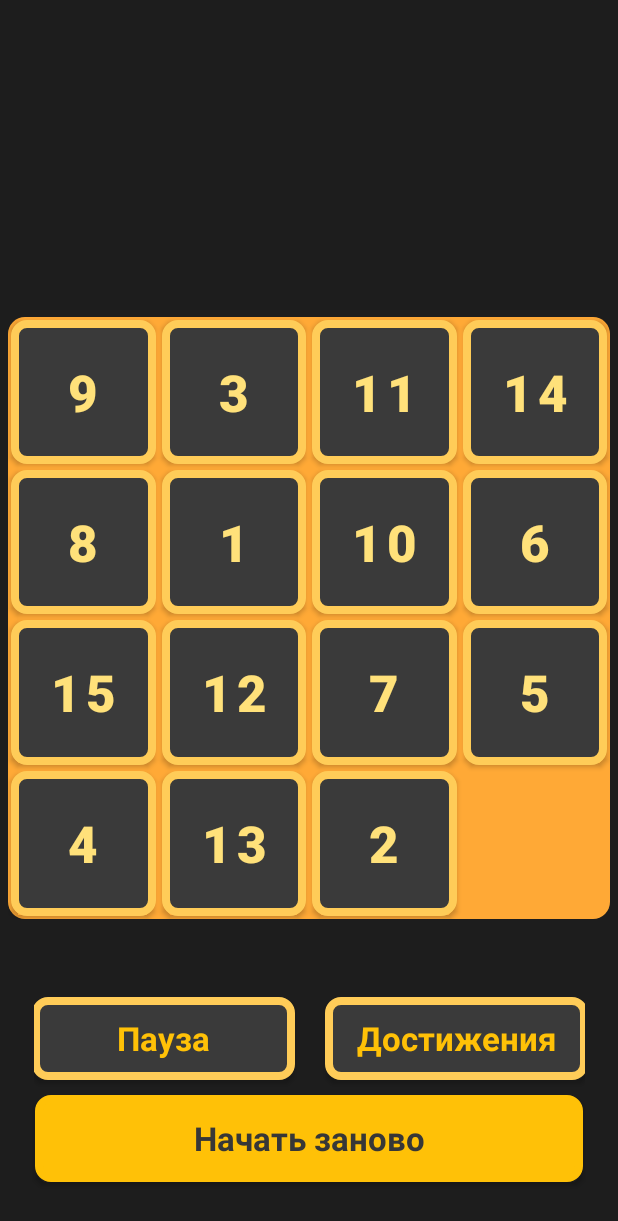
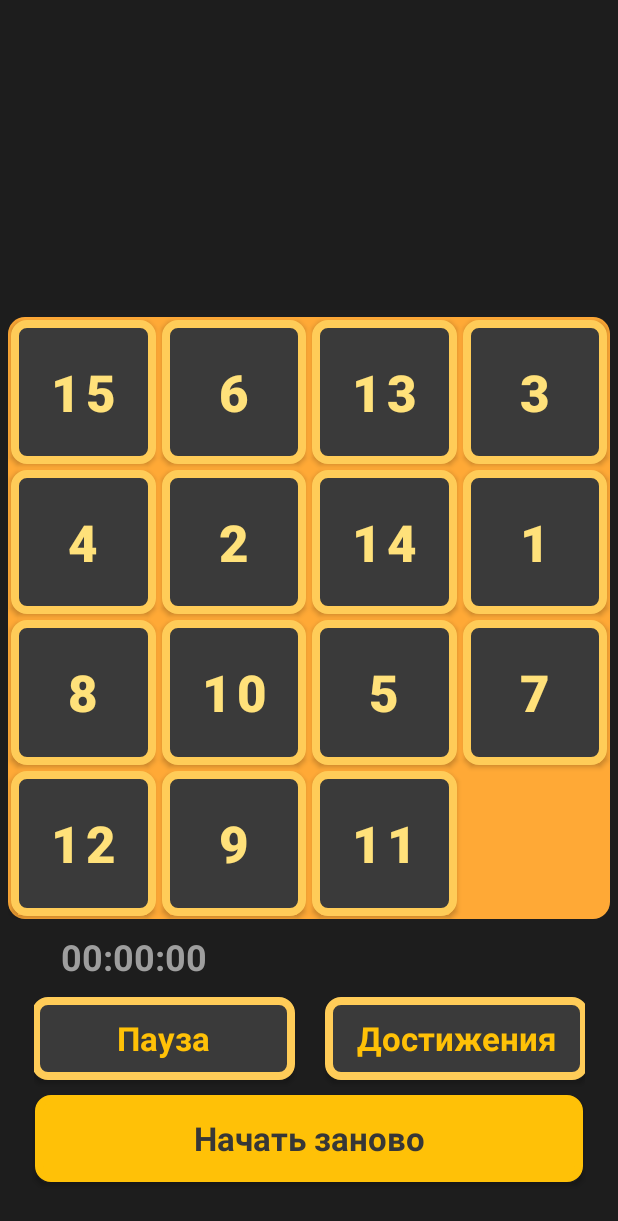
Before and after one commit to sdnezz/android, an Android app: the screen it shows after launch (MainActivity), after a tap on "15", on a phone screen of 412 x 824 dp. Shown: the top 1221 px of the screen. Run offline under Robolectric (Android 15) with nearby library versions, the phone set to English and light mode, and no system bars; 1 other tap on this screen came first.

Commit message:
Timer logic & restart (shuffle)

```diff
--- a/app/src/main/java/com/example/pyatnaski/MainActivity.kt
+++ b/app/src/main/java/com/example/pyatnaski/MainActivity.kt
@@ -1,52 +1,103 @@
 package com.example.pyatnaski // Или ваш актуальный пакет
 
 import android.os.Bundle
+import android.os.Handler
+import android.os.Looper
 import android.util.Log
 import android.view.LayoutInflater
 import android.view.View
-import android.widget.Button // <--- ИЗМЕНИТЬ ЗДЕСЬ
+import android.widget.Button
+import android.widget.TextView // Для таймера
 import androidx.appcompat.app.AppCompatActivity
 import androidx.gridlayout.widget.GridLayout
 
 class MainActivity : AppCompatActivity() {
 
     private lateinit var gameBoardLayout: GridLayout
-    // Используем android.widget.Button, так как мы работаем с традиционными Views
-    private val tiles = mutableListOf<Button>() // <--- ИЗМЕНИТЬ ЗДЕСЬ
-    private var emptyTile: Button? = null // Переменная для пустой плитки
+    private val tiles = mutableListOf<Button>()
+    private var emptyTile: Button? = null
     private val TILE_COUNT = 4
+
+    private lateinit var startButton: Button
+    private lateinit var timerTextView: TextView
+
+    private var timerSeconds = 0
+    private var isTimerRunning = false
+    private var hasGameStartedSinceShuffle = false // Флаг, что игра началась (было первое движение)
+    private val timerHandler = Handler(Looper.getMainLooper())
+    private val timerRunnable: Runnable = object : Runnable {
+        override fun run() {
+            timerSeconds++
+            val hours = timerSeconds / 3600
+            val minutes = (timerSeconds % 3600) / 60
+            val secs = timerSeconds % 60
+            timerTextView.text = String.format("%02d:%02d:%02d", hours, minutes, secs)
+            if (isTimerRunning) {
+                timerHandler.postDelayed(this, 1000)
+            }
+        }
+    }
+
     override fun onCreate(savedInstanceState: Bundle?) {
         super.onCreate(savedInstanceState)
         setContentView(R.layout.activity_main)
 
         gameBoardLayout = findViewById(R.id.gridLayout_gameBoard)
+        startButton = findViewById(R.id.button_start) // Убедитесь, что ID правильный
+        timerTextView = findViewById(R.id.textView_timer) // Убедитесь, что ID правильный
 
         if (::gameBoardLayout.isInitialized) {
-            initializeBoard()
+            initializeBoard() // Первоначальная инициализация (можно сразу перемешать)
         } else {
             Log.e("MainActivity", "GridLayout not found!")
         }
+
+        startButton.setOnClickListener {
+            shuffleAndResetGame()
+        }
+        // Устанавливаем начальное значение таймера
+        timerTextView.text = "00:00:00"
     }
+
+    private fun shuffleAndResetGame() {
+        Log.d("MainActivity", "Shuffle and reset requested.")
+        // 1. Остановить и сбросить таймер
+        stopTimer()
+        timerSeconds = 0
+        timerTextView.text = "00:00:00"
+        hasGameStartedSinceShuffle = false // Сбрасываем флаг начала игры
+
+        // 2. Перемешать доску
+        initializeBoard() // Это уже включает перемешивание и расстановку
+
+        // Можно добавить проверку на решаемость здесь, если необходимо
+        // checkIfSolvableAndFix()
+    }
+
 
     private fun initializeBoard() {
         gameBoardLayout.removeAllViews()
         tiles.clear()
-        emptyTile = null // Сбрасываем перед инициализацией
+        emptyTile = null
 
-        val numbers = (1.. (TILE_COUNT * TILE_COUNT - 1)).toMutableList() // Числа от 1 до 15 для поля 4x4
-        numbers.shuffle()
-        numbers.add(0) // Добавляем 0 для обозначения пустой плитки (или можно последний элемент сделать пустым)
+        val numbers = (1..(TILE_COUNT * TILE_COUNT - 1)).toMutableList()
+        numbers.shuffle() // Перемешиваем числа
+        numbers.add(0) // 0 - пустая плитка
+
+        // Для теста можно начать с решенной доски, закомментировав shuffle и add(0) выше
+        // и раскомментировав это:
+        // val numbers = (1..(TILE_COUNT * TILE_COUNT - 1)).toMutableList()
+        // numbers.add(0) // Пустая в конце для решенного состояния
+
 
         val inflater = LayoutInflater.from(this)
 
         for (i in 0 until TILE_COUNT * TILE_COUNT) {
             val row = i / TILE_COUNT
             val col = i % TILE_COUNT
+            val tileValue = numbers[i]
+            val tileView = inflater.inflate(R.layout.item_tile, gameBoardLayout, false) as Button
 
-            val tileValue = numbers[i]
-
-            val tileView = inflater.inflate(R.layout.item_tile, gameBoardLayout, false) as Button
-            // Установка LayoutParams (как вы делали ранее, с отступами и весами)
             val params = GridLayout.LayoutParams().apply {
                 rowSpec = GridLayout.spec(row, 1f)
                 columnSpec = GridLayout.spec(col, 1f)
@@ -58,11 +109,9 @@ class MainActivity : AppCompatActivity() {
             }
             tileView.layoutParams = params
 
-            if (tileValue == 0) { // Это пустая плитка
-                tileView.text = "" // Пустой текст
-                tileView.visibility = View.INVISIBLE // Делаем ее невидимой, но она занимает место
-                // или можно задать другой фон/стиль для пустой плитки
-                // tileView.setBackgroundColor(Color.LTGRAY) // Пример
+            if (tileValue == 0) {
+                tileView.text = ""
+                tileView.visibility = View.INVISIBLE
                 emptyTile = tileView
             } else {
                 tileView.text = tileValue.toString()
@@ -71,28 +120,24 @@ class MainActivity : AppCompatActivity() {
 
             tileView.setOnClickListener { clickedView ->
                 if (clickedView is Button && emptyTile != null) {
-                    // Только непустые плитки могут инициировать ход
                     if (clickedView.visibility == View.VISIBLE) {
                         onTileClick(clickedView, emptyTile!!)
                     }
                 }
             }
-
             gameBoardLayout.addView(tileView)
             tiles.add(tileView)
         }
 
-        // Дополнительная проверка, на случай если 0 не попался (хотя должен при такой логике)
         if (emptyTile == null && tiles.isNotEmpty()) {
-            // Если по какой-то причине пустая плитка не была назначена,
-            // сделаем последнюю плитку пустой (аварийный вариант)
             emptyTile = tiles.last()
             emptyTile?.text = ""
             emptyTile?.visibility = View.INVISIBLE
-            Log.w("MainActivity", "Empty tile was not set, using last tile as empty.")
+            Log.w("MainActivity", "Backup: Empty tile was not set, using last tile as empty.")
         }
-        Log.d("MainActivity", "Board initialized. Empty tile: ${emptyTile?.let { getTilePosition(it) }}")
+        Log.d("MainActivity", "Board initialized. Empty: ${getTilePosition(emptyTile!!)}")
     }
+
     private fun onTileClick(clickedTile: Button, currentEmptyTile: Button) {
         val clickedPos = getTilePosition(clickedTile)
         val emptyPos = getTilePosition(currentEmptyTile)
@@ -102,9 +147,13 @@ class MainActivity : AppCompatActivity() {
             return
         }
 
-        // Проверяем, являются ли плитки соседями (не по диагонали)
         if (isAdjacent(clickedPos, emptyPos)) {
-            // Меняем местами текст и видимость
+            // Если это первое движение после перемешивания и таймер не запущен
+            if (!hasGameStartedSinceShuffle && !isTimerRunning) {
+                startTimer()
+                hasGameStartedSinceShuffle = true
+            }
+
             val tempText = clickedTile.text
             clickedTile.text = ""
             currentEmptyTile.text = tempText
@@ -112,41 +161,62 @@ class MainActivity : AppCompatActivity() {
             clickedTile.visibility = View.INVISIBLE
             currentEmptyTile.visibility = View.VISIBLE
 
-            // Обновляем ссылку на пустую плитку
-            emptyTile = clickedTile // Теперь нажатая плитка стала пустой
+            emptyTile = clickedTile // Обновляем пустую плитку
 
-            Log.d("MainActivity", "Moved tile ${currentEmptyTile.text} to empty. New empty: ${getTilePosition(emptyTile!!)}")
+            Log.d("MainActivity", "Moved tile ${currentEmptyTile.text}. New empty: ${getTilePosition(emptyTile!!)}")
 
-            // Тут можно добавить проверку на победу
-            // checkIfGameWon()
+             checkIfGameWon() // Проверка на победу
         } else {
-            Log.d("MainActivity", "Tile ${clickedTile.text} at $clickedPos is not adjacent to empty at $emptyPos")
+            Log.d("MainActivity", "Tile ${clickedTile.text} at $clickedPos not adjacent to empty $emptyPos")
         }
     }
 
-    // Вспомогательная функция для получения позиции (row, col) плитки в GridLayout
+    private fun startTimer() {
+        if (!isTimerRunning) {
+            isTimerRunning = true
+            timerHandler.postDelayed(timerRunnable, 1000) // Запускаем Runnable
+            Log.d("MainActivity", "Timer started.")
+        }
+    }
+
+    private fun stopTimer() {
+        if (isTimerRunning) {
+            isTimerRunning = false
+            timerHandler.removeCallbacks(timerRunnable) // Останавливаем Runnable
+            Log.d("MainActivity", "Timer stopped.")
+        }
+    }
+
     private fun getTilePosition(tile: Button): Pair<Int, Int>? {
-        val params = tile.layoutParams as? GridLayout.LayoutParams ?: return null
-        // GridLayout.Spec не дает прямого доступа к row/column после установки,
-        // но мы можем найти индекс в списке children и рассчитать
         val index = gameBoardLayout.indexOfChild(tile)
         if (index == -1) return null
-        val row = index / TILE_COUNT
-        val col = index % TILE_COUNT
-        return Pair(row, col)
+        return Pair(index / TILE_COUNT, index % TILE_COUNT)
     }
 
+    private fun isAdjacent(pos1: Pair<Int, Int>, pos2: Pair<Int, Int>): Boolean {
+        val (r1, c1) = pos1
+        val (r2, c2) = pos2
+        return (kotlin.math.abs(r1 - r2) == 1 && c1 == c2) || (kotlin.math.abs(c1 - c2) == 1 && r1 == r2)
+    }
 
-    // Вспомогательная функция для проверки соседства
-    private fun isAdjacent(pos1: Pair<Int, Int>, pos2: Pair<Int, Int>): Boolean {
-        val (row1, col1) = pos1
-        val (row2, col2) = pos2
+    // Не забудьте остановить таймер, если Activity уничтожается, чтобы избежать утечек
+    override fun onDestroy() {
+        super.onDestroy()
+        stopTimer() // или timerHandler.removeCallbacks(timerRunnable)
+    }
 
-        // Разница по строкам и столбцам
-        val rowDiff = Math.abs(row1 - row2)
-        val colDiff = Math.abs(col1 - col2)
-
-        // Соседние, если одна из разниц равна 1, а другая 0 (не по диагонали)
-        return (rowDiff == 1 && colDiff == 0) || (rowDiff == 0 && colDiff == 1)
+    // Можно добавить функцию проверки на победу
+    private fun checkIfGameWon() {
+        for (i in 0 until tiles.size - 1) { // Проверяем все плитки, кроме последней (пустой)
+            val tile = tiles[i]
+            if (tile.visibility == View.INVISIBLE || tile.text.toString() != (i + 1).toString()) {
+                return // Игра не закончена
+            }
+        }
+        // Если дошли сюда, все плитки на своих местах
+        stopTimer()
+        Log.d("MainActivity", "Congratulations! You won in $timerSeconds seconds!")
+        // Показать сообщение о победе
+        // Можно, например, сделать кнопку Start неактивной или изменить ее текст на "Play Again?"
     }
 }
--- a/app/src/main/res/layout-land/activity_main.xml
+++ b/app/src/main/res/layout-land/activity_main.xml
@@ -100,4 +100,35 @@
         app:layout_constraintTop_toTopOf="parent"
         app:layout_constraintVertical_bias="1.0" />
 
+    <androidx.constraintlayout.widget.ConstraintLayout
+        android:layout_width="165dp"
+        android:layout_height="50dp"
+        android:layout_marginStart="10dp"
+        android:layout_marginBottom="10dp"
+        app:layout_constraintBottom_toTopOf="@+id/button5"
+        app:layout_constraintEnd_toEndOf="parent"
+        app:layout_constraintHorizontal_bias="0.0"
+        app:layout_constraintStart_toEndOf="@+id/gridLayout_gameBoard"
+        app:layout_constraintTop_toTopOf="parent"
+        app:layout_constraintVertical_bias="1.0">
+
+        <TextView
+            android:id="@+id/textView_timer"
+            android:layout_width="103dp"
+            android:layout_height="30dp"
+            android:background="#00FFF7F7"
+            android:text="00:00:00"
+            android:textAlignment="center"
+            android:textAppearance="@style/TextAppearance.AppCompat.Large"
+            android:textColor="#9E9E9E"
+            android:textSize="24sp"
+            android:textStyle="bold"
+            app:layout_constraintBottom_toBottomOf="parent"
+            app:layout_constraintEnd_toEndOf="parent"
+            app:layout_constraintHorizontal_bias="0.057"
+            app:layout_constraintStart_toStartOf="parent"
+            app:layout_constraintTop_toTopOf="parent"
+            app:layout_constraintVertical_bias="0.518" />
+    </androidx.constraintlayout.widget.ConstraintLayout>
+
 </androidx.constraintlayout.widget.ConstraintLayout>
--- a/app/src/main/res/layout/activity_main.xml
+++ b/app/src/main/res/layout/activity_main.xml
@@ -50,6 +50,7 @@
         app:layout_constraintVertical_bias="0.953" />
 
     <LinearLayout
+        android:id="@+id/linearLayout"
         android:layout_width="367dp"
         android:layout_height="67dp"
         android:layout_margin="4dp"
@@ -97,4 +98,31 @@
             app:backgroundTint="@null" />
     </LinearLayout>
 
+    <androidx.constraintlayout.widget.ConstraintLayout
+        android:layout_width="365dp"
+        android:layout_height="56dp"
+        app:layout_constraintBottom_toTopOf="@+id/linearLayout"
+        app:layout_constraintEnd_toEndOf="parent"
+        app:layout_constraintStart_toStartOf="parent"
+        app:layout_constraintTop_toBottomOf="@+id/gridLayout_gameBoard">
+
+        <TextView
+            android:id="@+id/textView_timer"
+            android:layout_width="103dp"
+            android:layout_height="30dp"
+            android:background="#00FFF7F7"
+            android:text="00:00:00"
+            android:textAlignment="center"
+            android:textAppearance="@style/TextAppearance.AppCompat.Large"
+            android:textColor="#9E9E9E"
+            android:textSize="24sp"
+            android:textStyle="bold"
+            app:layout_constraintBottom_toBottomOf="parent"
+            app:layout_constraintEnd_toEndOf="parent"
+            app:layout_constraintHorizontal_bias="0.057"
+            app:layout_constraintStart_toStartOf="parent"
+            app:layout_constraintTop_toTopOf="parent"
+            app:layout_constraintVertical_bias="0.518" />
+    </androidx.constraintlayout.widget.ConstraintLayout>
+
 </androidx.constraintlayout.widget.ConstraintLayout>
```
